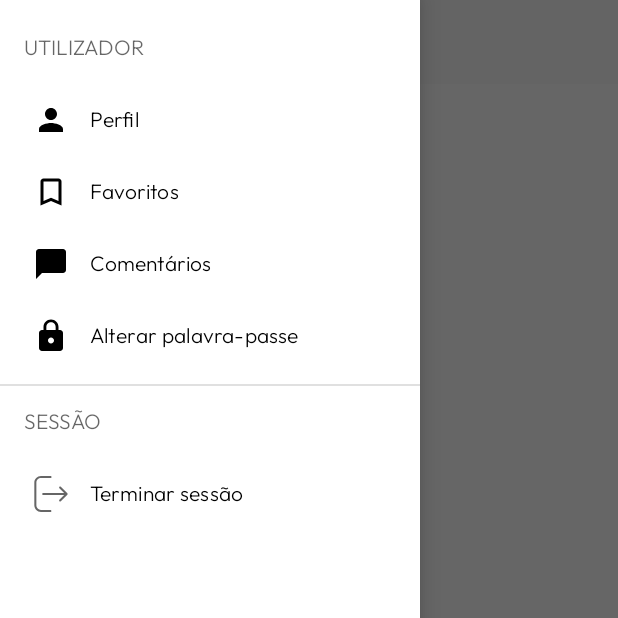
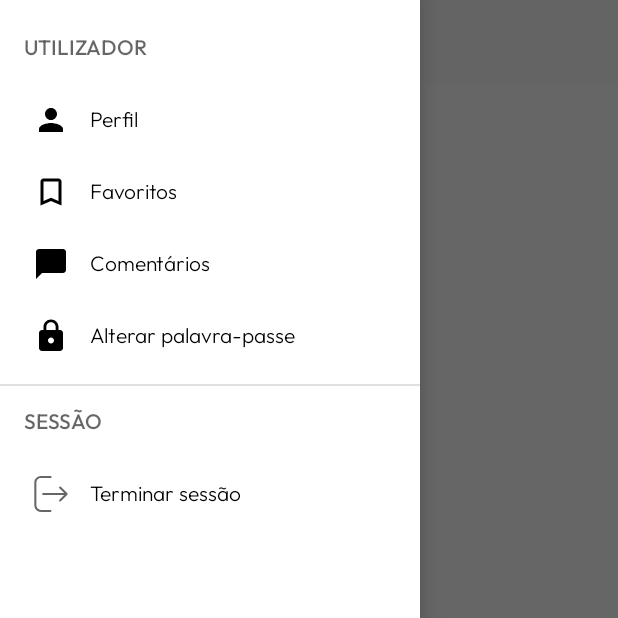
Before and after one commit to afonsofrancof/TechFinder, an Android app: the screen it shows after launch (MainActivity), with the side drawer open, on a phone screen of 412 x 824 dp, the top half of it. Run offline under Robolectric (Android 15) with nearby library versions, the phone set to English and light mode, and no system bars; our stand-ins replace data binding, navigation-ui; network calls fail.

Commit message:
font global fixed lezgoo

```diff
--- a/app/src/main/res/layout/activity_main.xml
+++ b/app/src/main/res/layout/activity_main.xml
@@ -56,7 +56,8 @@
             android:layout_height="match_parent"
             android:layout_gravity="start"
             android:fitsSystemWindows="true"
-            app:menu="@menu/nav_menu"/>
+            app:menu="@menu/nav_menu"
+            app:itemTextAppearance="@style/MordernFontFamily"/>
 
     </androidx.drawerlayout.widget.DrawerLayout>
 </layout>
--- a/app/src/main/res/values/themes.xml
+++ b/app/src/main/res/values/themes.xml
@@ -13,9 +13,14 @@
         <item name="android:statusBarColor" tools:targetApi="l">@android:color/transparent</item>
         <!-- Customize your theme here. -->
         <item name="drawerArrowStyle">@style/DrawerArrowStyle</item>
-        <item name="android:fontFamily">@font/outfit_light</item>
+        <item name="android:fontFamily">@font/outfit_medium</item>
 
     </style>
+
+    <style name="MordernFontFamily" parent="android:Widget.TextView">
+        <item name="android:fontFamily">@font/outfit_light</item>
+    </style>
+
     <style name="Rounded" parent="ShapeAppearance.MaterialComponents.SmallComponent">
         <item name="cornerFamily">rounded</item>
         <item name="cornerSize">4dp</item>
```
